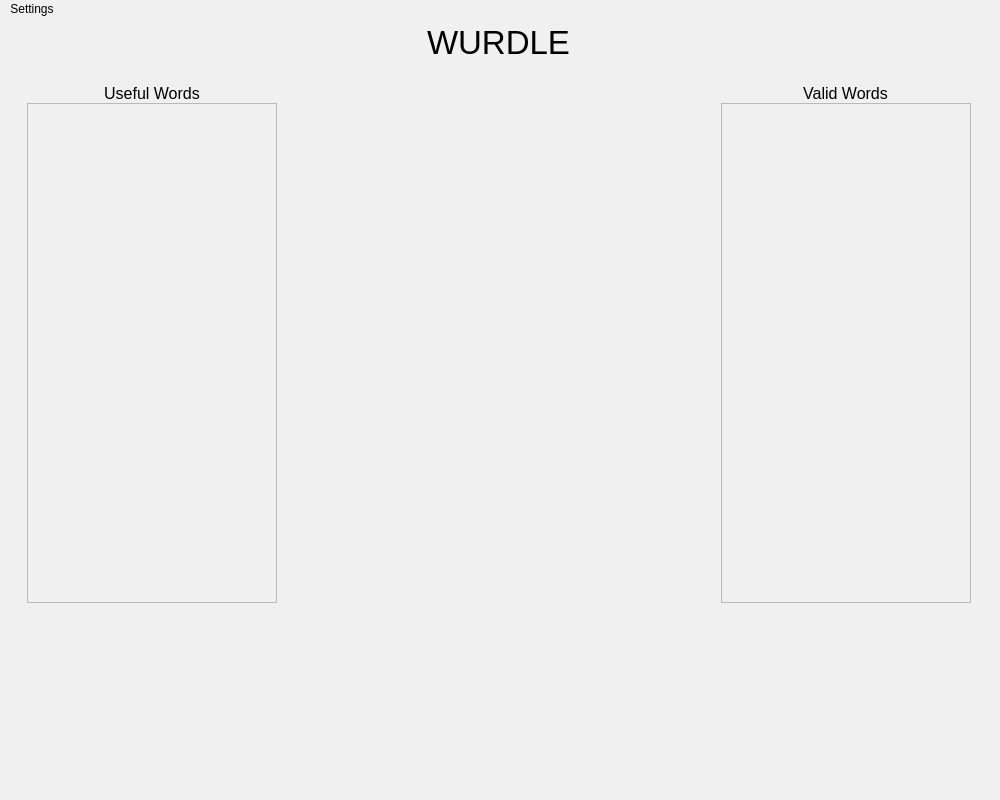
The window that mainwindow.ui (Ross1416/Wurdle) describes before a commit, drawn with Qt 5.
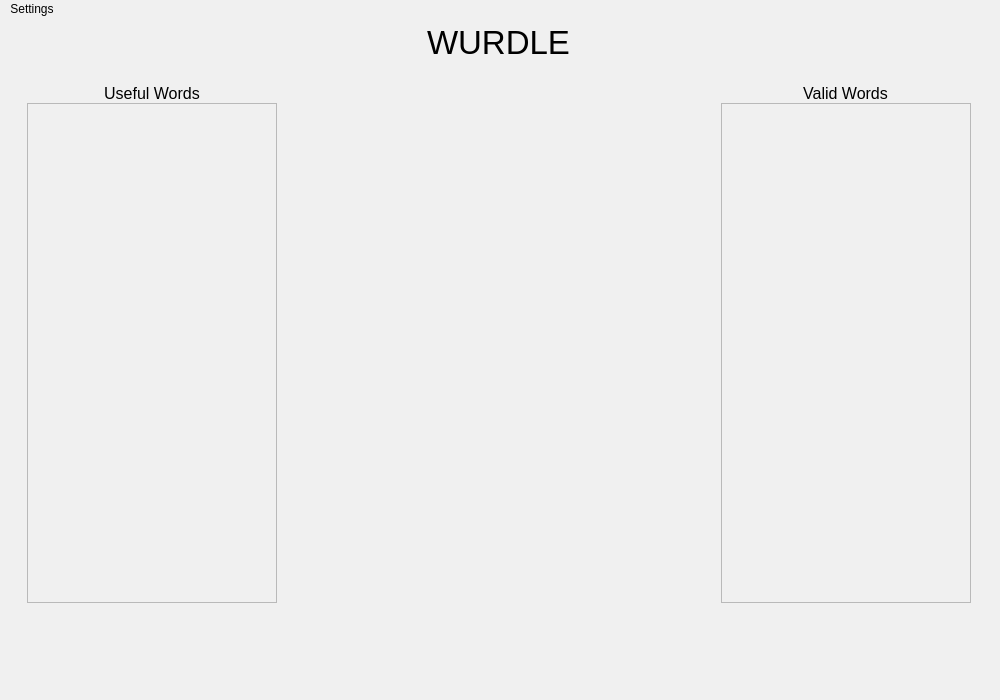
The same window after the commit. Icons and pictures are not drawn.

Commit message: Changed mainwindow size. Got languages working on settings dialog. Won't switch back to english - need to sort this

What changed in the file:
```diff
--- a/mainwindow.ui
+++ b/mainwindow.ui
@@ -7,7 +7,7 @@
     <x>0</x>
     <y>0</y>
     <width>1000</width>
-    <height>800</height>
+    <height>700</height>
    </rect>
   </property>
   <property name="sizePolicy">
@@ -19,7 +19,7 @@
   <property name="minimumSize">
    <size>
     <width>1000</width>
-    <height>800</height>
+    <height>700</height>
    </size>
   </property>
   <property name="baseSize">
```
Left out of the diff: 2 changed lines with no effect on the pictures. The commit also changes 7 other files.
